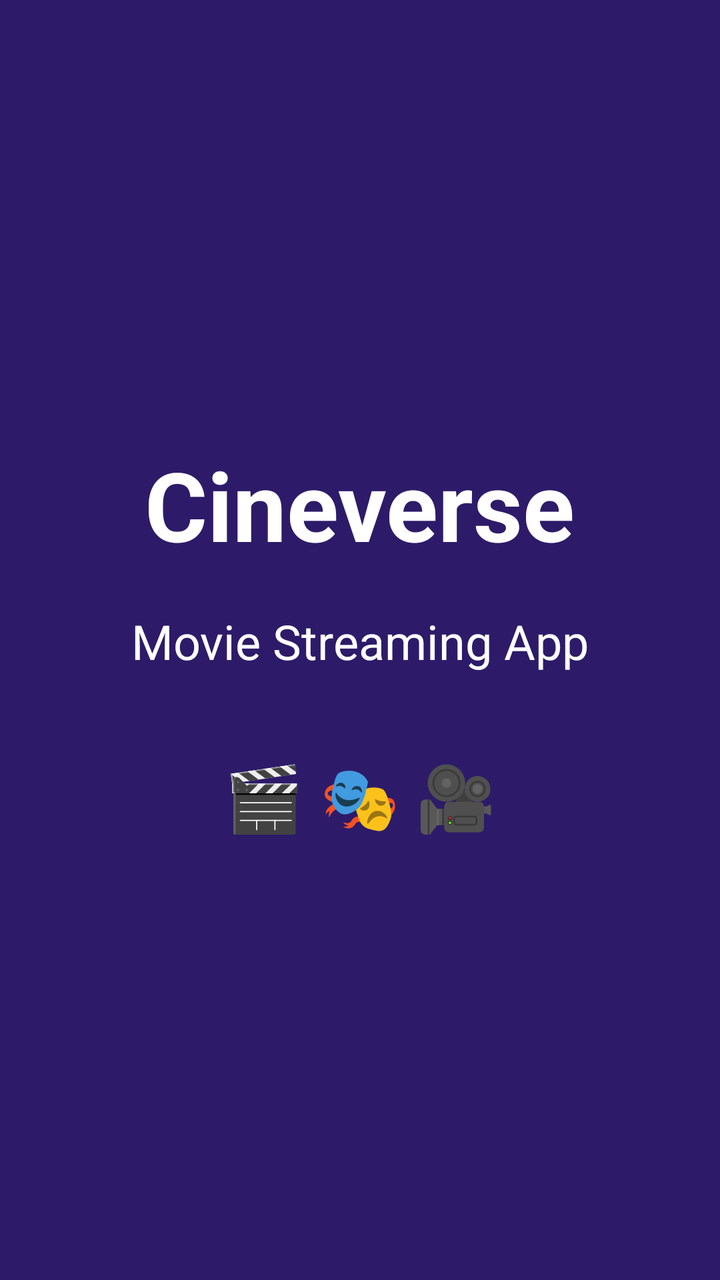
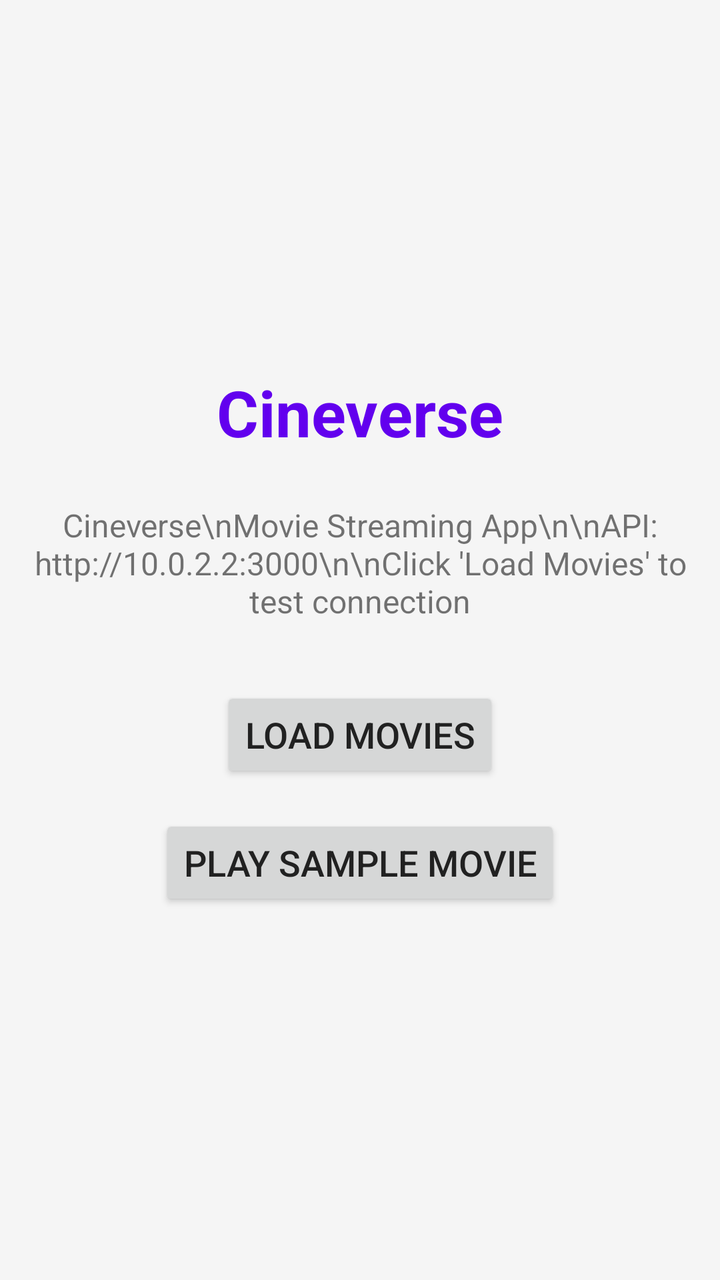

The first picture is an Android layout as it rendered before a commit; the second is the same layout after the commit. The layout source and the unified diff follow.
<!-- AndroidManifest.xml: application theme Theme.Cineverse -->
<!-- res/layout/activity_main.xml -->
<?xml version="1.0" encoding="utf-8"?>
<LinearLayout xmlns:android="http://schemas.android.com/apk/res/android"
    android:layout_width="match_parent"
    android:layout_height="match_parent"
    android:orientation="vertical"
    android:gravity="center"
    android:background="#2D1B69">

    <TextView
        android:layout_width="wrap_content"
        android:layout_height="wrap_content"
        android:text="Cineverse"
        android:textSize="48sp"
        android:textColor="@android:color/white"
        android:textStyle="bold"
        android:layout_marginBottom="20dp"/>

    <TextView
        android:layout_width="wrap_content"
        android:layout_height="wrap_content"
        android:text="Movie Streaming App"
        android:textSize="24sp"
        android:textColor="@android:color/white"
        android:layout_marginBottom="40dp"/>

    <TextView
        android:layout_width="wrap_content"
        android:layout_height="wrap_content"
        android:text="🎬 🎭 🎥"
        android:textSize="32sp"
        android:textColor="@android:color/white"/>

</LinearLayout>
<!-- resources referenced by this layout -->
<resources>

</resources>

<!-- the commit's change to res/layout/activity_main.xml (unified diff, before → after) -->
@@ -3,31 +3,41 @@
     android:layout_width="match_parent"
     android:layout_height="match_parent"
     android:orientation="vertical"
-    android:gravity="center"
-    android:background="#2D1B69">
+    android:padding="16dp"
+    android:gravity="center">
 
     <TextView
+        android:id="@+id/app_title"
         android:layout_width="wrap_content"
         android:layout_height="wrap_content"
         android:text="Cineverse"
-        android:textSize="48sp"
-        android:textColor="@android:color/white"
+        android:textSize="32sp"
         android:textStyle="bold"
-        android:layout_marginBottom="20dp"/>
+        android:textColor="@color/purple_500"
+        android:layout_marginBottom="24dp"/>
 
     <TextView
+        android:id="@+id/status_text"
         android:layout_width="wrap_content"
         android:layout_height="wrap_content"
-        android:text="Movie Streaming App"
-        android:textSize="24sp"
-        android:textColor="@android:color/white"
-        android:layout_marginBottom="40dp"/>
+        android:text="Cineverse\nMovie Streaming App\n\nAPI: http://10.0.2.2:3000\n\nClick 'Load Movies' to test connection"
+        android:textSize="16sp"
+        android:gravity="center"
+        android:layout_marginBottom="32dp"/>
 
-    <TextView
+    <Button
+        android:id="@+id/load_movies_button"
         android:layout_width="wrap_content"
         android:layout_height="wrap_content"
-        android:text="🎬 🎭 🎥"
-        android:textSize="32sp"
-        android:textColor="@android:color/white"/>
+        android:text="Load Movies"
+        android:textSize="18sp"
+        android:layout_marginBottom="16dp"/>
+
+    <Button
+        android:id="@+id/play_movie_button"
+        android:layout_width="wrap_content"
+        android:layout_height="wrap_content"
+        android:text="Play Sample Movie"
+        android:textSize="18sp"/>
 
 </LinearLayout>
<!-- resource entries referenced after the edit -->
@@ -1,5 +1,21 @@
 <!-- resources referenced by this layout -->
 <resources>
-
+  <color name="purple_500">#FF6200EE</color>
+  <style name="Theme.Cineverse" parent="Theme.MaterialComponents.DayNight.DarkActionBar">
+          
+          <item name="colorPrimary">@color/purple_500</item>
+          <item name="colorPrimaryDark">@color/purple_700</item>
+          <item name="colorAccent">@color/teal_200</item>
+  
+          
+          <item name="android:windowBackground">@color/background</item>
+          <item name="android:textColorPrimary">@color/text_primary</item>
+          <item name="android:textColorSecondary">@color/text_secondary</item>
+      </style>
+  <color name="purple_700">#FF3700B3</color>
+  <color name="teal_200">#FF03DAC5</color>
+  <color name="background">#F5F5F5</color>
+  <color name="text_primary">#212121</color>
+  <color name="text_secondary">#757575</color>
 </resources>
 
